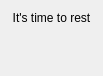
swarmer/restnotifier, file restnotifier/messagecontent.ui: the form before one commit.
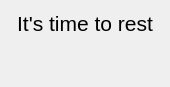
The form after the commit.

Diff of the .ui file:
```diff
--- a/restnotifier/messagecontent.ui
+++ b/restnotifier/messagecontent.ui
@@ -6,8 +6,8 @@
    <rect>
     <x>0</x>
     <y>0</y>
-    <width>103</width>
-    <height>64</height>
+    <width>170</width>
+    <height>75</height>
    </rect>
   </property>
   <property name="windowTitle">
@@ -16,6 +16,11 @@
   <layout class="QVBoxLayout" name="verticalLayout">
    <item>
     <widget class="QLabel" name="messageLabel">
+     <property name="font">
+      <font>
+       <pointsize>16</pointsize>
+      </font>
+     </property>
      <property name="text">
       <string>It's time to rest</string>
      </property>
```
